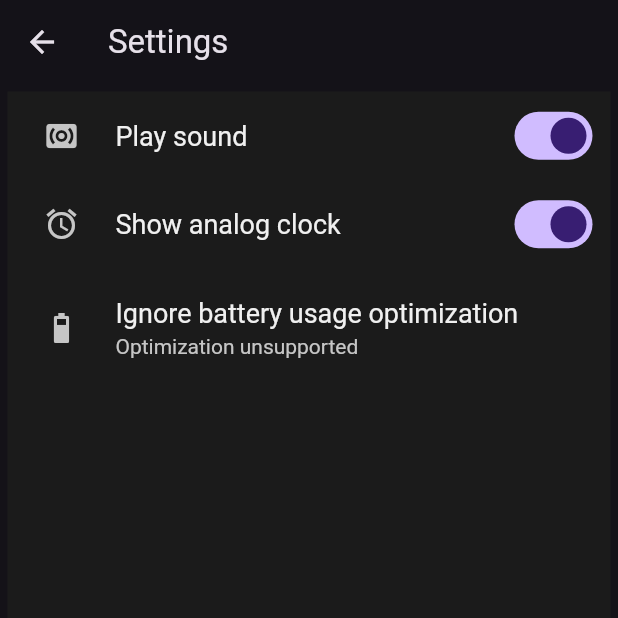
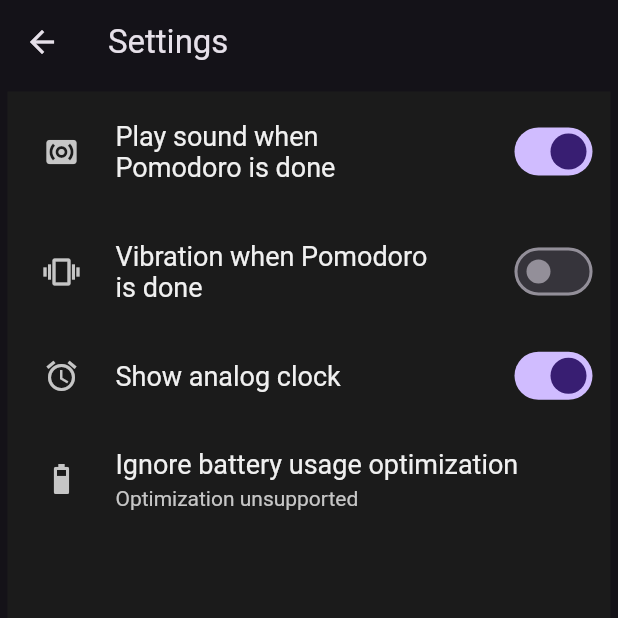
Before and after one commit to dajkim76/good_timer, a Flutter app: the SettingsPage screen opened directly, on a phone screen of 412 x 824 dp, the top half of it. Run offline on Flutter 3.47's test engine with Material 3 defaults, Android fonts, the phone set to English and light mode, and no system bars; drawn by our look-alikes of settings_ui; our stand-ins replace fluttertoast, realm, shared_preferences, sprintf, table_calendar, vibration and 1 more; accounts and stored records are empty; generated files the repository leaves out were written again.

Commit message:
new option "Vibration when Pomodoro is done"

```diff
--- a/lib/home_page.dart
+++ b/lib/home_page.dart
@@ -153,7 +153,9 @@ class _MyHomePageState extends State<MyHomePage> with SingleTickerProviderStateM
       if (isFocusMode) {
         MyRealm.instance.addPomodoro(context.read<SettingsProvider>().selectedTaskId, 25);
         context.read<TaskListProvider>().notifyTodayPomodoroCount();
-        Vibration.vibrate(pattern: [500, 1000, 500, 1000]);
+        if (context.read<SettingsProvider>().isVibration) {
+          Vibration.vibrate(pattern: [500, 1000, 500, 1000]);
+        }
       }
       setState(() {
         isFocusMode = !isFocusMode;
--- a/lib/l10n/intl_en.arb
+++ b/lib/l10n/intl_en.arb
@@ -10,7 +10,7 @@
   "ready" : "Ready~",
   "be_focus": "Be focus",
   "in_rest" : "Break time :)",
-  "playSound": "Play sound",
+  "sound_when_pomodoro_done": "Play sound when Pomodoro is done",
   "pressAgainToExit": "Press again to exit.",
   "tasks": "Tasks",
   "add_task": "Add task",
@@ -34,5 +34,6 @@
   "ignore_battery_optimization": "Ignore battery usage optimization",
   "battery_optimization_ignored": "Optimization ignored",
   "battery_optimization_not_ignored": "Optimization not ignored",
-  "battery_optimization_unsupported": "Optimization unsupported"
+  "battery_optimization_unsupported": "Optimization unsupported",
+  "vibration_when_pomodoro_done": "Vibration when Pomodoro is done"
 }
--- a/lib/l10n/intl_ko.arb
+++ b/lib/l10n/intl_ko.arb
@@ -10,7 +10,7 @@
   "ready" : "준비",
   "be_focus": "업무에 집중하세요~",
   "in_rest" : "휴식중... ^^",
-  "playSound": "소리내기",
+  "sound_when_pomodoro_done": "포모도로 완료시 소리내기",
   "pressAgainToExit": "종료하려면 한 번 더 누르세요",
   "tasks": "작업 목록",
   "add_task": "작업 추가",
@@ -34,5 +34,6 @@
   "ignore_battery_optimization": "배터리 최적화 앱에서 제외시키기",
   "battery_optimization_ignored": "최적화 앱에서 제외됨",
   "battery_optimization_not_ignored": "죄적화 앱에서 제외되지 않음",
-  "battery_optimization_unsupported": "최적화 지원하지 않음"
+  "battery_optimization_unsupported": "최적화 지원하지 않음",
+  "vibration_when_pomodoro_done": "포모도로 완료시 진동하기"
 }
--- a/lib/my_providers.dart
+++ b/lib/my_providers.dart
@@ -14,6 +14,7 @@ class SettingsProvider with ChangeNotifier {
   bool _isAnalogClock = true;
   int _calendarFormat = 0;
   bool _showHiddenTask = false;
+  bool _isVibration = false;
 
   bool get isPlaySound => _isPlaySound;
   int get selectedTaskId => _selectedTaskId;
@@ -21,6 +22,7 @@ class SettingsProvider with ChangeNotifier {
   bool get isAnalogClock => _isAnalogClock;
   int get calendarFormat => _calendarFormat;
   bool get showHiddenTask => _showHiddenTask;
+  bool get isVibration => _isVibration;
 
   SettingsProvider() {
     loadFromSharedPref();
@@ -34,6 +36,7 @@ class SettingsProvider with ChangeNotifier {
     _selectedTaskName = MyRealm.instance.getTaskName(_selectedTaskId);
     _calendarFormat = _sharedPreferences.getInt("calendarFormat") ?? 0;
     _showHiddenTask = _sharedPreferences.getBool("showHiddenTask") ?? false;
+    _isVibration = _sharedPreferences.getBool("isVibration") ?? false;
     notifyListeners();
   }
 
@@ -66,6 +69,12 @@ class SettingsProvider with ChangeNotifier {
     _sharedPreferences.setBool("showHiddenTask", showHiddenTask);
     notifyListeners();
   }
+
+  void setVibration(bool isVibration) {
+    _isVibration = isVibration;
+    _sharedPreferences.setBool("isVibration", isVibration);
+    notifyListeners();
+  }
 }
 
 class TaskListProvider with ChangeNotifier {
--- a/lib/settings_page.dart
+++ b/lib/settings_page.dart
@@ -41,7 +41,15 @@ class _SettingsState extends State<SettingsPage> {
                 },
                 initialValue: settingsProvider.isPlaySound,
                 leading: const Icon(Icons.surround_sound),
-                title: Text(S.of(context).playSound),
+                title: Text(S.of(context).sound_when_pomodoro_done),
+              ),
+              SettingsTile.switchTile(
+                onToggle: (value) {
+                  settingsProvider.setVibration(value);
+                },
+                initialValue: settingsProvider.isVibration,
+                leading: const Icon(Icons.vibration),
+                title: Text(S.of(context).vibration_when_pomodoro_done),
               ),
               SettingsTile.switchTile(
                 onToggle: (value) {
```
